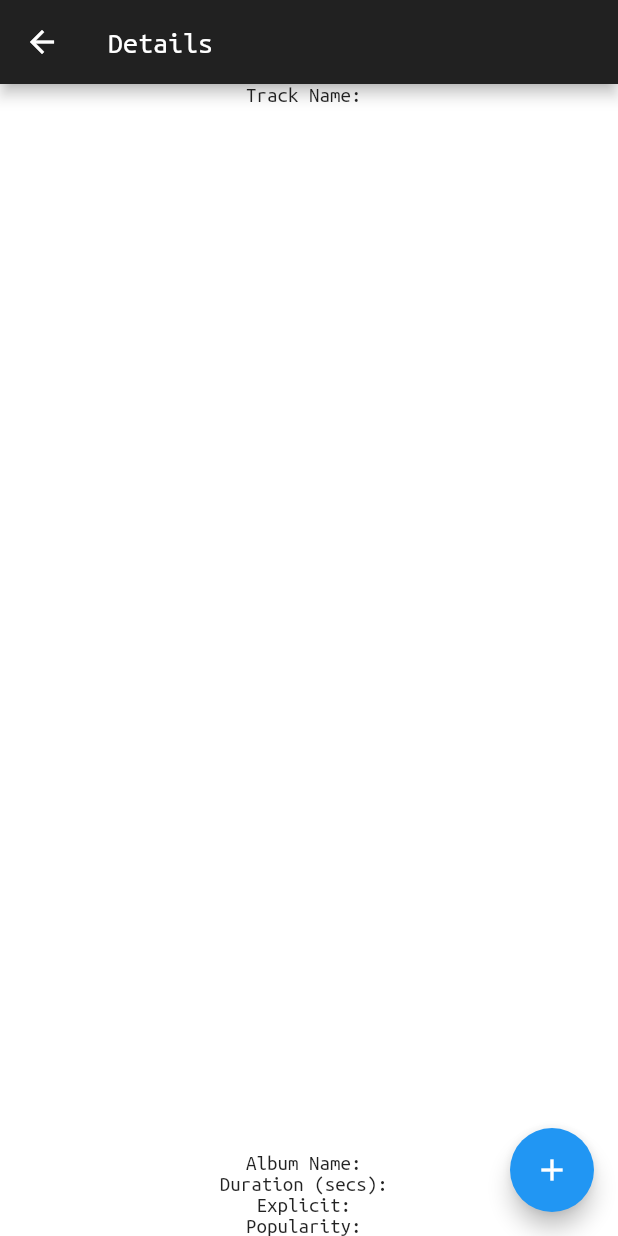
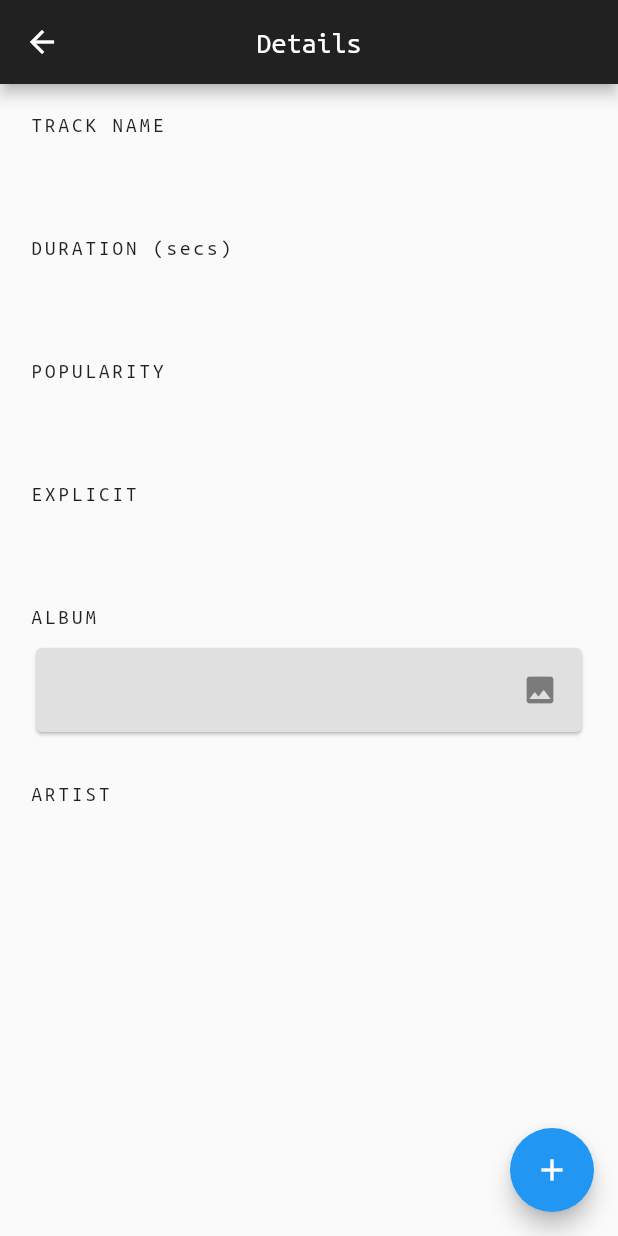
Before and after one commit to Gautam-J/music_recommender, a Flutter app: the DetailsScreen screen opened directly with empty values, on a phone screen of 412 x 824 dp. Run offline on Flutter 3.47's test engine with Material 2 defaults, Android fonts, the phone set to English and light mode, and no system bars; our stand-ins replace flutter_spinkit, sqflite; missing offline and left inert: spotify; accounts and stored records are empty.

Commit message:
updated details screen

```diff
--- a/lib/screens/details.dart
+++ b/lib/screens/details.dart
@@ -26,6 +26,7 @@ class _DetailsScreenState extends State<DetailsScreen> {
       // Appbar
       appBar: AppBar(
         title: Text('Details'),
+        centerTitle: true,
       ),
       // Main Body
       body: FutureBuilder(
@@ -35,37 +36,158 @@ class _DetailsScreenState extends State<DetailsScreen> {
         builder: (context, snapshot) {
           // If async await is completed
           if (snapshot.connectionState == ConnectionState.done) {
-            // TODO: Customize to show all details of the Track object
-            return Container(
-              // color of the background container
-              color: Colors.white,
-              // Main Body
+            return Padding(
+              // padding
+              padding: const EdgeInsets.fromLTRB(20.0, 20.0, 20.0, 0),
+              // Main column widget
               child: Column(
+                // Alignment such that it starts from left most
+                crossAxisAlignment: CrossAxisAlignment.start,
                 children: <Widget>[
-                  // Track name
-                  Text('Track Name: ${snapshot.data.name}'),
-                  // Artists
+                  // Heading for track name
+                  Text(
+                    'TRACK NAME',
+                    style: TextStyle(
+                      letterSpacing: 2.0
+                    ),
+                  ),
+                  SizedBox(height: 10.0),
+                  // Track Name
+                  Text(
+                    snapshot.data.name,
+                    style: TextStyle(
+                      color: Colors.grey[800],
+                      fontWeight: FontWeight.bold,
+                      fontSize: 28.0,
+                      letterSpacing: 2.0,
+                    ),
+                  ),
+                  SizedBox(height: 30.0),
+                  // Heading for duration
+                  Text(
+                    'DURATION (secs)',
+                    style: TextStyle(
+                      letterSpacing: 2.0
+                    ),
+                  ),
+                  SizedBox(height: 10.0),
+                  // Duration in secs
+                  Text(
+                    '${snapshot.data.durationMs / 1000}',
+                    style: TextStyle(
+                      color: Colors.grey[800],
+                      fontWeight: FontWeight.bold,
+                      fontSize: 28.0,
+                      letterSpacing: 2.0,
+                    ),
+                  ),
+                  SizedBox(height: 30.0),
+                  // Heading for Popularity
+                  Text(
+                    'POPULARITY',
+                    style: TextStyle(
+                      letterSpacing: 2.0
+                    ),
+                  ),
+                  SizedBox(height: 10.0),
+                  // Popularity of the track
+                  Text(
+                    '${snapshot.data.popularity}',
+                    style: TextStyle(
+                      color: Colors.grey[800],
+                      fontWeight: FontWeight.bold,
+                      fontSize: 28.0,
+                      letterSpacing: 2.0,
+                    ),
+                  ),
+                  SizedBox(height: 30.0),
+                  // Heading for explicit
+                  Text(
+                    'EXPLICIT',
+                    style: TextStyle(
+                      letterSpacing: 2.0
+                    ),
+                  ),
+                  SizedBox(height: 10.0),
+                  // Explicit or not
+                  Text(
+                    '${snapshot.data.explicit}',
+                    style: TextStyle(
+                      color: Colors.grey[800],
+                      fontWeight: FontWeight.bold,
+                      fontSize: 28.0,
+                      letterSpacing: 2.0,
+                    ),
+                  ),
+                  SizedBox(height: 30.0),
+                  // heading for album
+                  Text(
+                    'ALBUM',
+                    style: TextStyle(
+                      letterSpacing: 2.0
+                    ),
+                  ),
+                  SizedBox(height: 10.0),
+                  // album
+                  Card(
+                    child: ListTile(
+                      // album name
+                      title: Text(
+                        snapshot.data.album.name,
+                        style: TextStyle(
+                          color: Colors.grey[800],
+                          fontWeight: FontWeight.bold,
+                          fontSize: 24.0,
+                          letterSpacing: 2.0,
+                        ),
+                      ),
+                      // TODO: add album image
+                      trailing: Icon(Icons.image),
+                    ),
+                  ),
+                  SizedBox(height: 30.0),
+                  // Heading for Artists
+                  Text(
+                    'ARTIST',
+                    style: TextStyle(
+                      letterSpacing: 2.0,
+                    )
+                  ),
+                  SizedBox(height: 10.0),
+                  // Artist
                   Expanded(
                     child: ListView.builder(
                       // number of artists in track
                       itemCount: snapshot.data.artists.length,
                       // Build widgets
                       itemBuilder: (context, index) {
-                        // Artist name
-                        // TODO: add popularity and artist image
-                        return Text('Artist: ${snapshot.data.artists[index].name}');
+                        return Column(
+                          // Start from left to right
+                          crossAxisAlignment: CrossAxisAlignment.start,
+                          children: <Widget>[
+                            // Card for each artist
+                            Card(
+                              // List Tile for each artist
+                              child: ListTile(
+                                // Artist name
+                                title: Text(
+                                  snapshot.data.artists[index].name,
+                                  style: TextStyle(
+                                    color: Colors.grey[800],
+                                    fontWeight: FontWeight.bold,
+                                    fontSize: 24.0,
+                                    letterSpacing: 2.0,
+                                  ),
+                                ),
+                                // TODO: add artist image
+                                trailing: Icon(Icons.image),
+                              ),
+                            ),
+                          ],
+                        );
                       },
                     ),
                   ),
-                  // Album name
-                  // TODO: add album image
-                  Text('Album Name: ${snapshot.data.album.name}'),
-                  // Duration
-                  Text('Duration (secs): ${snapshot.data.durationMs / 1000}'),
-                  // Explicit
-                  Text('Explicit: ${snapshot.data.explicit}'),
-                  // Popularity
-                  Text('Popularity: ${snapshot.data.popularity}'),
                 ],
               ),
             );
@@ -90,7 +212,6 @@ class _DetailsScreenState extends State<DetailsScreen> {
         tooltip: 'Add to My Songs',
         // Save on press
         onPressed: () {
-          debugPrint('On user list: ${data['onUserList']}');
           if (data['onUserList'] == null) {
             _save(context, data['track_Name'], data['track_sId']);
             Navigator.pop(context);
```
